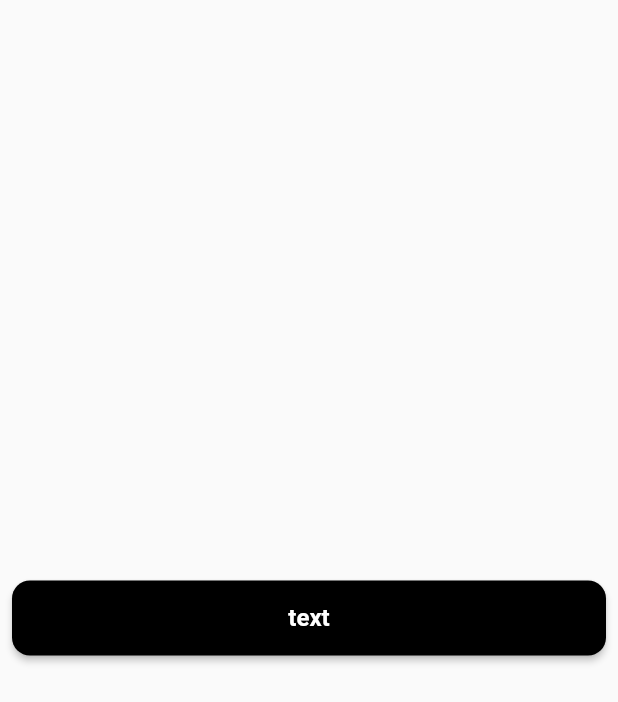
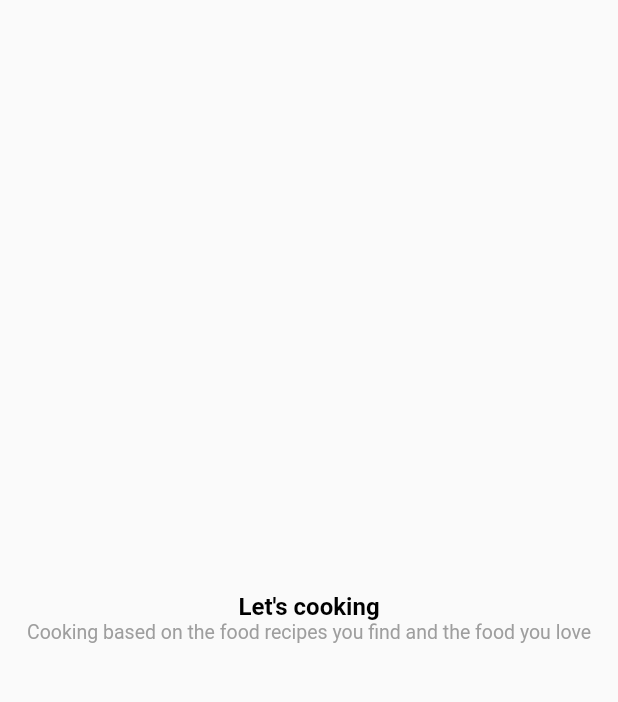
Before and after one commit to Flutter-GG/HW-1, a Flutter app: the screen it shows after launch, on a phone screen of 412 x 824 dp. Shown: the top 702 px of the screen. Run offline on Flutter 3.47's test engine with Material 2 defaults, Android fonts, the phone set to English and light mode, and no system bars.

Commit message:
added custom text widget

```diff
--- a/flutter_hw1/lib/main.dart
+++ b/flutter_hw1/lib/main.dart
@@ -17,10 +17,26 @@ class MainApp extends StatelessWidget {
             mainAxisAlignment: MainAxisAlignment.center,
             children: [
               Padding(
-                padding: EdgeInsets.all(8.0),
-                child:
-                    CustomButtons(customText: 'text', isElevatedButton: true),
-              )
+                  padding: EdgeInsets.all(8.0),
+                  child: Column(
+                    children: [
+                      Text(
+                        "Let's cooking",
+                        style: TextStyle(
+                            fontSize: 16,
+                            fontWeight: FontWeight.bold,
+                            color: Colors.black),
+                      ),
+                      Text(
+                        "Cooking based on the food recipes you find and the food you love",
+                        textAlign: TextAlign.center,
+                        style: TextStyle(
+                            fontSize: 13,
+                            fontWeight: FontWeight.normal,
+                            color: Colors.grey),
+                      )
+                    ],
+                  ))
             ],
           ),
         ),
```
Also changed, not shown: flutter_hw1/lib/custom_widgets/buttons_widget.dart (+0 -19 lines), flutter_hw1/lib/custom_widgets/texts_widget.dart (added, +45 -0 lines).
